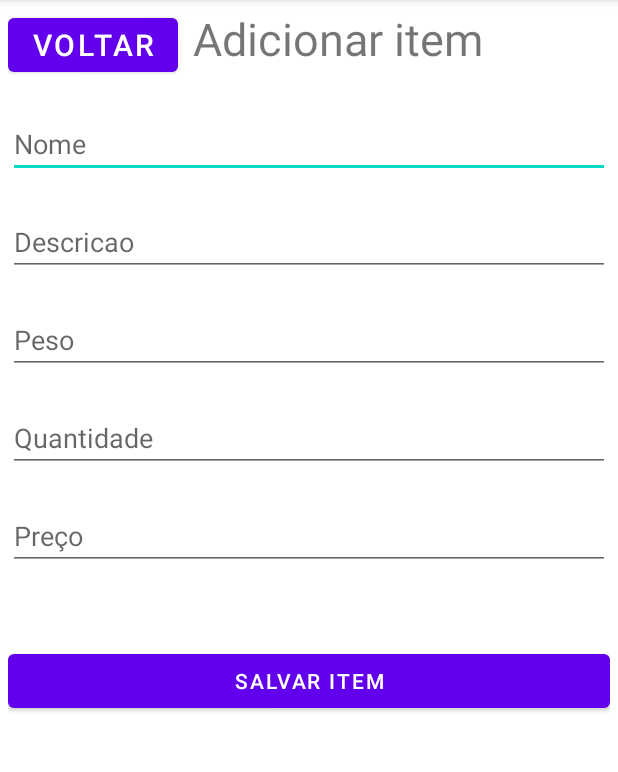
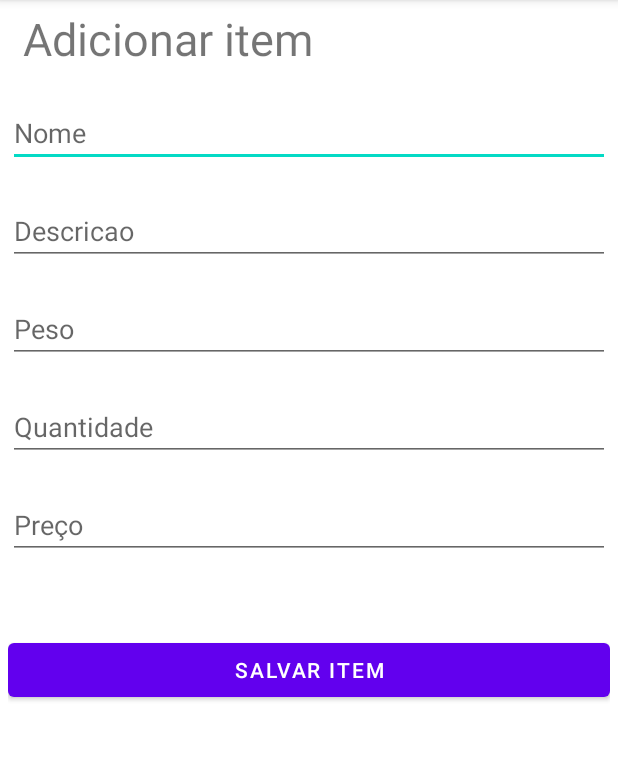
Before and after one commit to matheusoc08/home-food-storage-android, an Android app: the NewItemActivity screen opened directly, with no data from a screen before it, after a tap on "SALVAR ITEM", on a phone screen of 412 x 824 dp, the part 84-856 px from its top. Run offline under Robolectric (Android 15) with nearby library versions, the phone set to English and light mode, and no system bars; 7 statements that could not run were skipped.

Commit message:
Removed button configuration from the java class and from XML. If the item has been successfully added to the list, the fields from the actitivity will become empty and ready for the next item to be insert.

```diff
--- a/app/src/main/java/com/home_food_storage/shopping_list/NewItemActivity.java
+++ b/app/src/main/java/com/home_food_storage/shopping_list/NewItemActivity.java
@@ -17,7 +17,7 @@ import com.home_food_storage.dto.DtoItem;
 public class NewItemActivity extends AppCompatActivity {
 
     EditText editTextItemName, editTextItemDescription, editTextItemWeight, editTextItemQuantity, editTextItemPrice;
-    Button buttonAddItem, buttonBack;
+    Button buttonAddItem;
 
     @Override
     protected void onCreate(Bundle savedInstanceState) {
@@ -30,15 +30,6 @@ public class NewItemActivity extends AppCompatActivity {
         editTextItemQuantity = findViewById(R.id.editTextItemQuantity);
         editTextItemPrice = findViewById(R.id.editTextItemPrice);
         buttonAddItem = findViewById(R.id.buttonAddItem);
-        buttonBack = findViewById(R.id.buttonBack);
-
-        buttonBack.setOnClickListener(new View.OnClickListener() {
-            @Override
-            public void onClick(View view) {
-                Intent intent = new Intent(NewItemActivity.this, MainActivity.class);
-                startActivity(intent);
-            }
-        });
 
         buttonAddItem.setOnClickListener(new View.OnClickListener() {
             @Override
@@ -60,6 +51,12 @@ public class NewItemActivity extends AppCompatActivity {
 
                     if(affectedLines != 0){
                         Toast.makeText(NewItemActivity.this, "Item incluído.", Toast.LENGTH_SHORT).show();
+
+                        editTextItemName.setText("");
+                        editTextItemDescription.setText("");
+                        editTextItemWeight.setText("");
+                        editTextItemQuantity.setText("");
+                        editTextItemPrice.setText("");
                     }
                     else{
                         Toast.makeText(NewItemActivity.this, "Erro! Tente novamente.", Toast.LENGTH_SHORT).show();
--- a/app/src/main/res/layout/activity_new_item.xml
+++ b/app/src/main/res/layout/activity_new_item.xml
@@ -13,13 +13,6 @@
         android:layout_height="wrap_content"
         android:orientation="horizontal">
 
-    <Button
-        android:layout_width="wrap_content"
-        android:layout_height="wrap_content"
-        android:id="@+id/buttonBack"
-        android:text="Voltar"
-        android:textSize="20sp"
-        />
 
     <TextView
         android:layout_width="match_parent"
```
